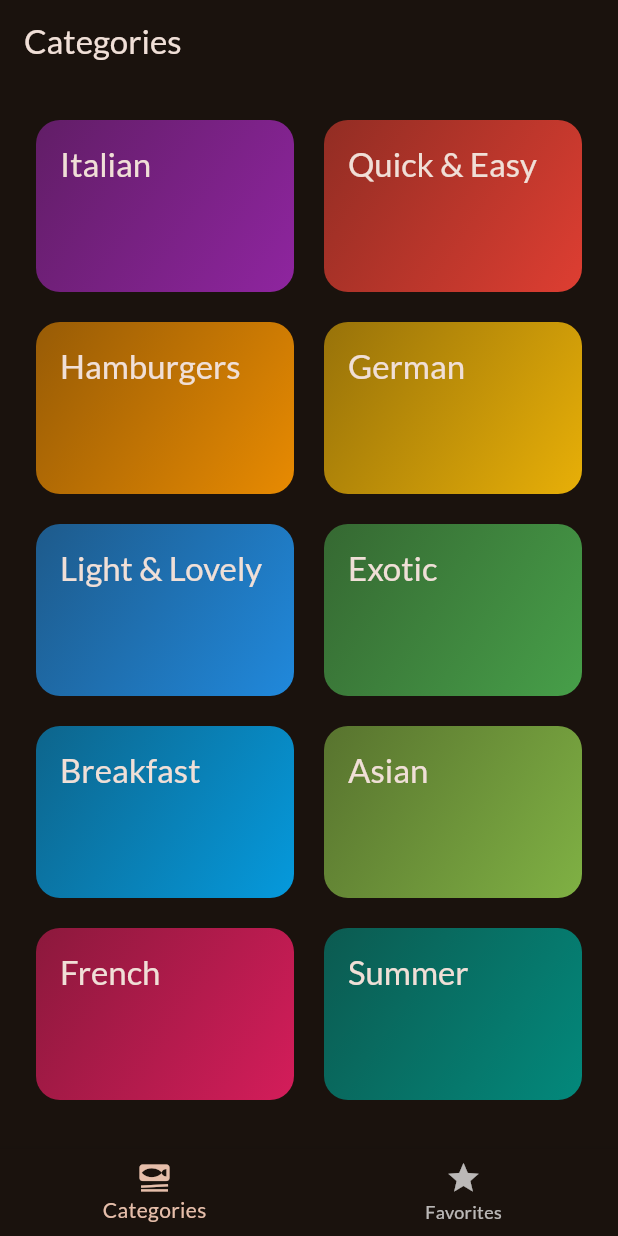
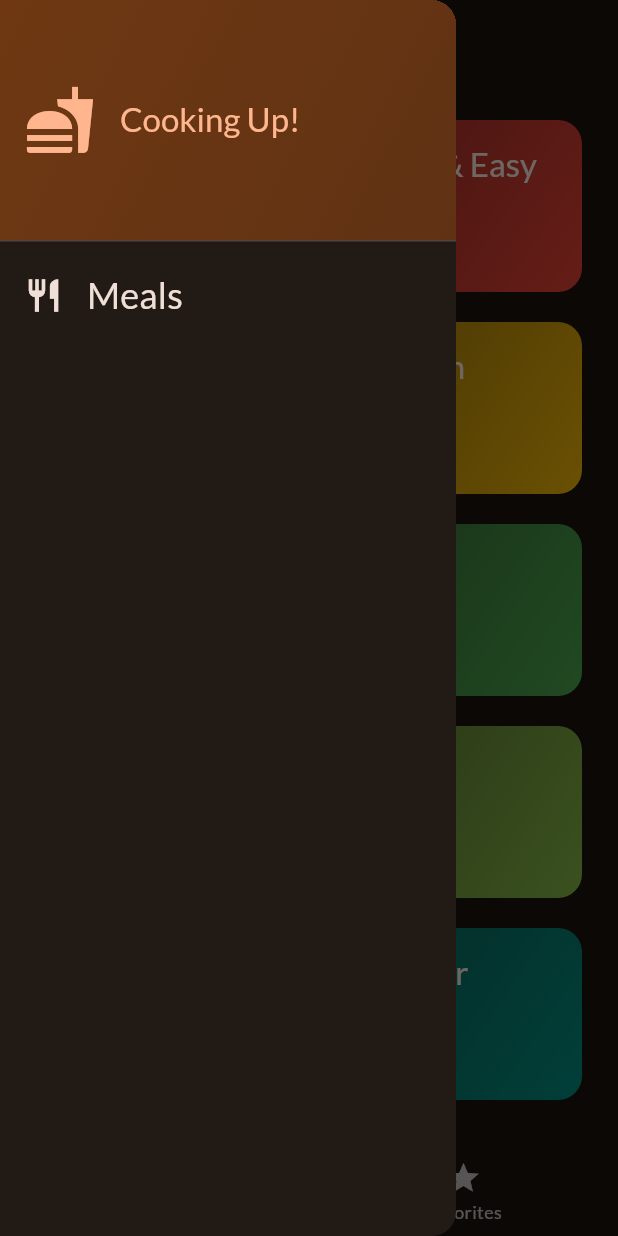
Before and after one commit to Belladonnixi/meals, a Flutter app: the screen it shows after launch, with the side drawer open (before the commit the screen has no drawer), on a phone screen of 412 x 824 dp. Run offline on Flutter 3.47's test engine with Material 3 defaults, Android fonts, the phone set to English and light mode, and no system bars; our stand-ins replace google_fonts, transparent_image.

Commit message:
add drawer in progress

```diff
--- a/lib/screens/tabs.dart
+++ b/lib/screens/tabs.dart
@@ -2,6 +2,7 @@
 import 'package:meals_2/models/meal.dart';
 import 'package:meals_2/screens/categories_screen.dart';
 import 'package:meals_2/screens/meals_screen.dart';
+import 'package:meals_2/widgets/main_drawer.dart';
 
 class TabsScreen extends StatefulWidget {
   const TabsScreen({super.key});
@@ -64,6 +65,7 @@
       appBar: AppBar(
         title: Text(activePageTitle),
       ),
+      drawer: MainDrawer(),
       body: activePage,
       bottomNavigationBar: BottomNavigationBar(
         onTap: _selectPage,
--- /dev/null
+++ b/lib/widgets/main_drawer.dart
@@ -0,0 +1,61 @@
+import 'package:flutter/material.dart';
+
+class MainDrawer extends StatelessWidget {
+  const MainDrawer({super.key});
+
+  @override
+  Widget build(BuildContext context) {
+    return Drawer(
+      child: Column(
+        children: [
+          DrawerHeader(
+            padding: const EdgeInsets.all(16),
+            decoration: BoxDecoration(
+              gradient: LinearGradient(
+                colors: [
+                  Theme.of(context).colorScheme.primaryContainer,
+                  Theme.of(context)
+                      .colorScheme
+                      .primaryContainer
+                      .withAlpha((0.8 * 255).toInt()),
+                ],
+                begin: Alignment.topLeft,
+                end: Alignment.bottomRight,
+              ),
+            ),
+            child: Row(
+              children: [
+                Icon(
+                  Icons.fastfood,
+                  size: 48,
+                  color: Theme.of(context).colorScheme.primary,
+                ),
+                const SizedBox(width: 16),
+                Text(
+                  'Cooking Up!',
+                  style: Theme.of(context).textTheme.titleLarge!.copyWith(
+                        color: Theme.of(context).colorScheme.primary,
+                      ),
+                ),
+              ],
+            ),
+          ),
+          ListTile(
+            leading: Icon(
+              Icons.restaurant,
+              size: 26,
+              color: Theme.of(context).colorScheme.onSurface,
+            ),
+            title: Text(
+              'Meals',
+              style: Theme.of(context).textTheme.titleSmall!.copyWith(
+                    color: Theme.of(context).colorScheme.onSurface,
+                    fontSize: 24,
+                  ),
+            ),
+          ),
+        ],
+      ),
+    );
+  }
+}
```
